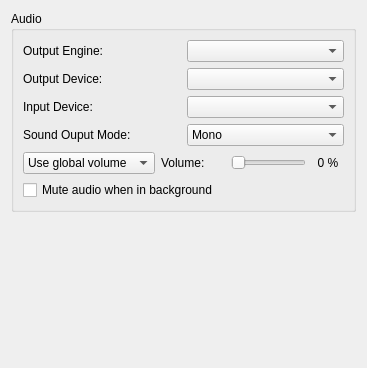
First picture: the form in src/yuzu/configuration/configure_audio.ui, repository Kryptuq/Yuzu-Early-Access-files, before the edit.
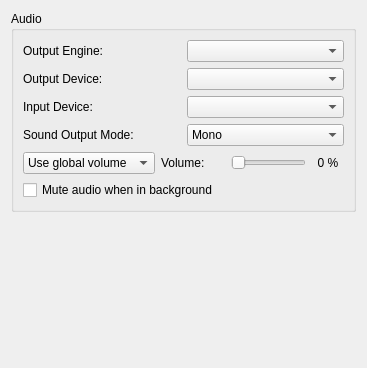
Second picture: the form after the edit.

The edit to the form file:
```diff
--- a/src/yuzu/configuration/configure_audio.ui
+++ b/src/yuzu/configuration/configure_audio.ui
@@ -67,7 +67,7 @@
         <item>
          <widget class="QLabel" name="mode_label">
           <property name="text">
-           <string>Sound Ouput Mode:</string>
+           <string>Sound Output Mode:</string>
           </property>
          </widget>
         </item>
```
